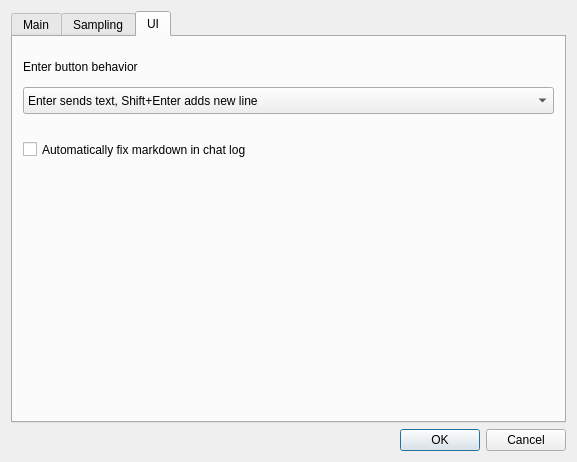
This is anna_graphica/settingsdialog.ui in matrixsmaster/ANNA as Qt 5 draws it before an edit. The edited form follows.
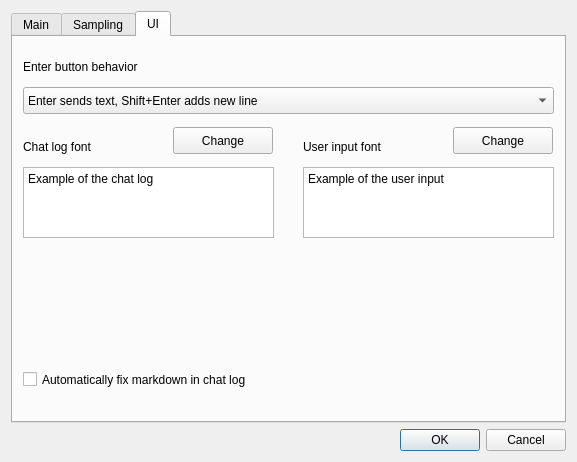
This is the edited form. The open tabs and pages were chosen to show the change. Icons and pictures are not drawn.

Commit message: GUI: added switchable fonts

Patch:
```diff
--- a/anna_graphica/settingsdialog.ui
+++ b/anna_graphica/settingsdialog.ui
@@ -832,7 +832,7 @@
        <property name="geometry">
         <rect>
          <x>10</x>
-         <y>100</y>
+         <y>330</y>
          <width>341</width>
          <height>25</height>
         </rect>
@@ -841,6 +841,90 @@
         <string>Automatically fix markdown in chat log</string>
        </property>
       </widget>
+      <widget class="QLabel" name="label_5">
+       <property name="geometry">
+        <rect>
+         <x>10</x>
+         <y>100</y>
+         <width>111</width>
+         <height>19</height>
+        </rect>
+       </property>
+       <property name="text">
+        <string>Chat log font</string>
+       </property>
+      </widget>
+      <widget class="QLabel" name="label_6">
+       <property name="geometry">
+        <rect>
+         <x>290</x>
+         <y>100</y>
+         <width>131</width>
+         <height>19</height>
+        </rect>
+       </property>
+       <property name="text">
+        <string>User input font</string>
+       </property>
+      </widget>
+      <widget class="QPlainTextEdit" name="chatLogExample">
+       <property name="geometry">
+        <rect>
+         <x>10</x>
+         <y>130</y>
+         <width>251</width>
+         <height>71</height>
+        </rect>
+       </property>
+       <property name="readOnly">
+        <bool>true</bool>
+       </property>
+       <property name="plainText">
+        <string>Example of the chat log</string>
+       </property>
+      </widget>
+      <widget class="QPlainTextEdit" name="userInExample">
+       <property name="geometry">
+        <rect>
+         <x>290</x>
+         <y>130</y>
+         <width>251</width>
+         <height>71</height>
+        </rect>
+       </property>
+       <property name="readOnly">
+        <bool>true</bool>
+       </property>
+       <property name="plainText">
+        <string>Example of the user input</string>
+       </property>
+      </widget>
+      <widget class="QPushButton" name="pushButton">
+       <property name="geometry">
+        <rect>
+         <x>160</x>
+         <y>90</y>
+         <width>100</width>
+         <height>27</height>
+        </rect>
+       </property>
+       <property name="text">
+        <string>Change</string>
+       </property>
+      </widget>
+      <widget class="QPushButton" name="pushButton_2">
+       <property name="geometry">
+        <rect>
+         <x>440</x>
+         <y>90</y>
+         <width>100</width>
+         <height>27</height>
+        </rect>
+       </property>
+       <property name="text">
+        <string>Change</string>
+       </property>
+      </widget>
      </widget>
     </widget>
    </item>
```
Left out of the diff: 2 changed lines with no effect on the pictures. The commit also changes 5 other files.
